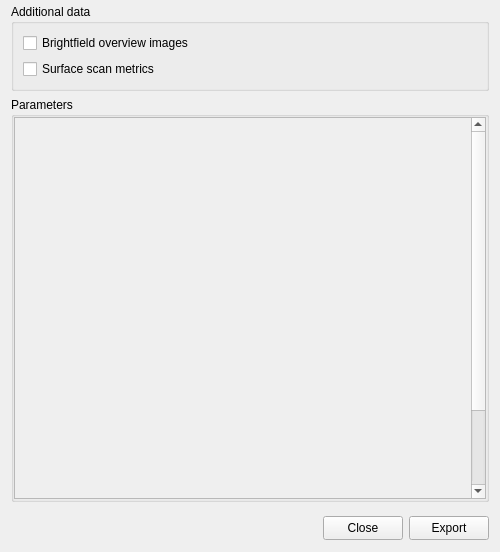
Old version of the form bmicro/gui/export_configuration.ui in the repository nik-liegroup/BMicro.
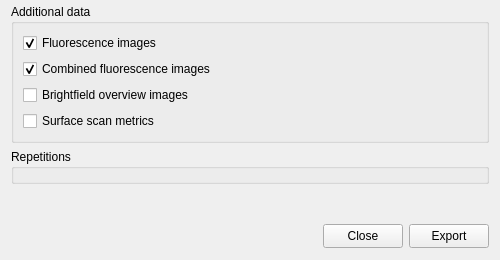
New version of the form.

```diff
--- a/bmicro/gui/export_configuration.ui
+++ b/bmicro/gui/export_configuration.ui
@@ -7,13 +7,13 @@
     <x>0</x>
     <y>0</y>
     <width>500</width>
-    <height>552</height>
+    <height>260</height>
    </rect>
   </property>
   <property name="minimumSize">
    <size>
     <width>500</width>
-    <height>300</height>
+    <height>200</height>
    </size>
   </property>
   <property name="windowTitle">
@@ -32,6 +32,26 @@
       <string>Additional data</string>
      </property>
      <layout class="QVBoxLayout" name="verticalLayout_additional">
+      <item>
+       <widget class="QCheckBox" name="checkbox_export_fluorescence">
+        <property name="text">
+         <string>Fluorescence images</string>
+        </property>
+        <property name="checked">
+         <bool>true</bool>
+        </property>
+       </widget>
+      </item>
+      <item>
+       <widget class="QCheckBox" name="checkbox_export_fluorescence_combined">
+        <property name="text">
+         <string>Combined fluorescence images</string>
+        </property>
+        <property name="checked">
+         <bool>true</bool>
+        </property>
+       </widget>
+      </item>
       <item>
        <widget class="QCheckBox" name="checkbox_export_overview_brightfield">
         <property name="text">
@@ -50,120 +70,39 @@
     </widget>
    </item>
    <item>
-    <widget class="QWidget" name="widget_content" native="true">
-     <layout class="QHBoxLayout" name="horizontalLayout_2">
+    <widget class="QGroupBox" name="groupBox_repetitions">
+     <property name="title">
+      <string>Repetitions</string>
+     </property>
+     <layout class="QVBoxLayout" name="verticalLayout_repetitions">
       <property name="leftMargin">
-       <number>0</number>
+       <number>9</number>
       </property>
       <property name="topMargin">
-       <number>0</number>
+       <number>6</number>
       </property>
       <property name="rightMargin">
-       <number>0</number>
+       <number>9</number>
       </property>
       <property name="bottomMargin">
-       <number>0</number>
+       <number>6</number>
       </property>
-      <item>
-       <widget class="QGroupBox" name="groupBox">
-        <property name="title">
-         <string>Parameters</string>
-        </property>
-        <layout class="QVBoxLayout" name="verticalLayout_2">
-         <property name="leftMargin">
-          <number>0</number>
-         </property>
-         <property name="topMargin">
-          <number>0</number>
-         </property>
-         <property name="rightMargin">
-          <number>0</number>
-         </property>
-         <property name="bottomMargin">
-          <number>0</number>
-         </property>
-         <item>
-          <widget class="QWidget" name="widget_settings" native="true">
-           <layout class="QHBoxLayout" name="horizontalLayout_7">
-            <property name="spacing">
-             <number>0</number>
-            </property>
-            <property name="leftMargin">
-             <number>0</number>
-            </property>
-            <property name="topMargin">
-             <number>0</number>
-            </property>
-            <property name="rightMargin">
-             <number>0</number>
-            </property>
-            <property name="bottomMargin">
-             <number>0</number>
-            </property>
-            <item>
-             <widget class="QScrollArea" name="scrollArea">
-              <property name="frameShadow">
-               <enum>QFrame::Raised</enum>
-              </property>
-              <property name="lineWidth">
-               <number>0</number>
-              </property>
-              <property name="widgetResizable">
-               <bool>true</bool>
-              </property>
-              <widget class="QWidget" name="scrollAreaWidgetContents">
-               <property name="geometry">
-                <rect>
-                 <x>0</x>
-                 <y>0</y>
-                 <width>478</width>
-                 <height>481</height>
-                </rect>
-               </property>
-               <property name="sizePolicy">
-                <sizepolicy hsizetype="Preferred" vsizetype="Preferred">
-                 <horstretch>0</horstretch>
-                 <verstretch>0</verstretch>
-                </sizepolicy>
-               </property>
-               <property name="minimumSize">
-                <size>
-                 <width>0</width>
-                 <height>480</height>
-                </size>
-               </property>
-               <layout class="QVBoxLayout" name="verticalLayout_12">
-                <property name="spacing">
-                 <number>0</number>
-                </property>
-                <property name="leftMargin">
-                 <number>0</number>
-                </property>
-                <property name="topMargin">
-                 <number>0</number>
-                </property>
-                <property name="rightMargin">
-                 <number>0</number>
-                </property>
-                <property name="bottomMargin">
-                 <number>0</number>
-                </property>
-                <item>
-                 <widget class="QWidget" name="widget" native="true"/>
-                </item>
-               </layout>
-              </widget>
-             </widget>
-            </item>
-           </layout>
-          </widget>
-         </item>
-        </layout>
-       </widget>
-      </item>
      </layout>
     </widget>
    </item>
+   <item>
+    <spacer name="verticalSpacer">
+     <property name="orientation">
+      <enum>Qt::Vertical</enum>
+     </property>
+     <property name="sizeHint" stdset="0">
+      <size>
+       <width>20</width>
+       <height>40</height>
+      </size>
+     </property>
+    </spacer>
+   </item>
    <item>
     <widget class="QWidget" name="widget_buttons" native="true">
      <property name="minimumSize">
```
